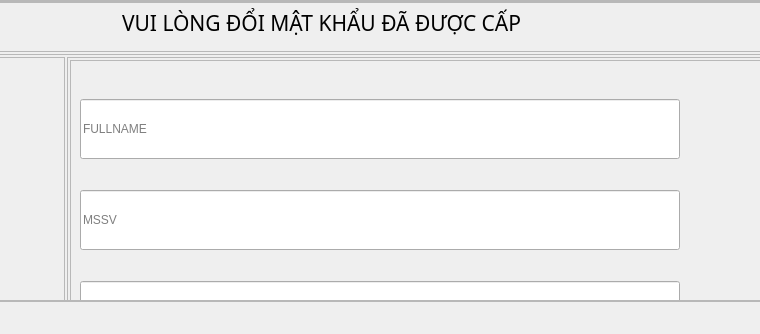
This is app/ui/Change_Password.ui in nguyenduytruong1406-pixel/IntelligentLocker as Qt 5 draws it before an edit; both pictures show x 140 to 900 and y 0 to 334 of the 1024 by 600 pixel window. The edited form follows.
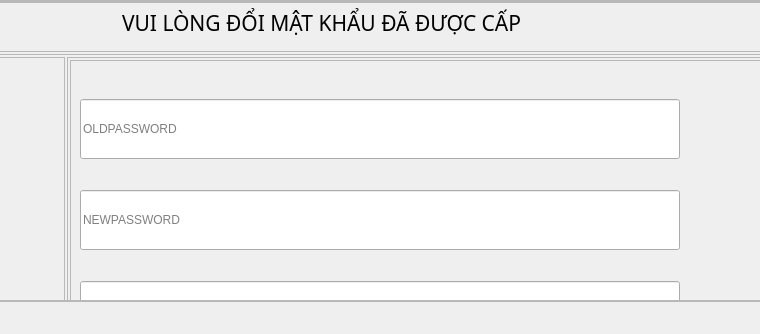
This is the edited form. Custom widgets are drawn as their Qt base class.

```diff
--- a/app/ui/Change_Password.ui
+++ b/app/ui/Change_Password.ui
@@ -292,7 +292,7 @@
                       </size>
                      </property>
                      <property name="placeholderText">
-                      <string>FULLNAME</string>
+                      <string>OLDPASSWORD</string>
                      </property>
                     </widget>
                    </item>
@@ -311,7 +311,7 @@
                       </size>
                      </property>
                      <property name="placeholderText">
-                      <string>MSSV</string>
+                      <string>NEWPASSWORD</string>
                      </property>
                     </widget>
                    </item>
```
Left out of the diff: 2 changed lines with no effect on the pictures.
